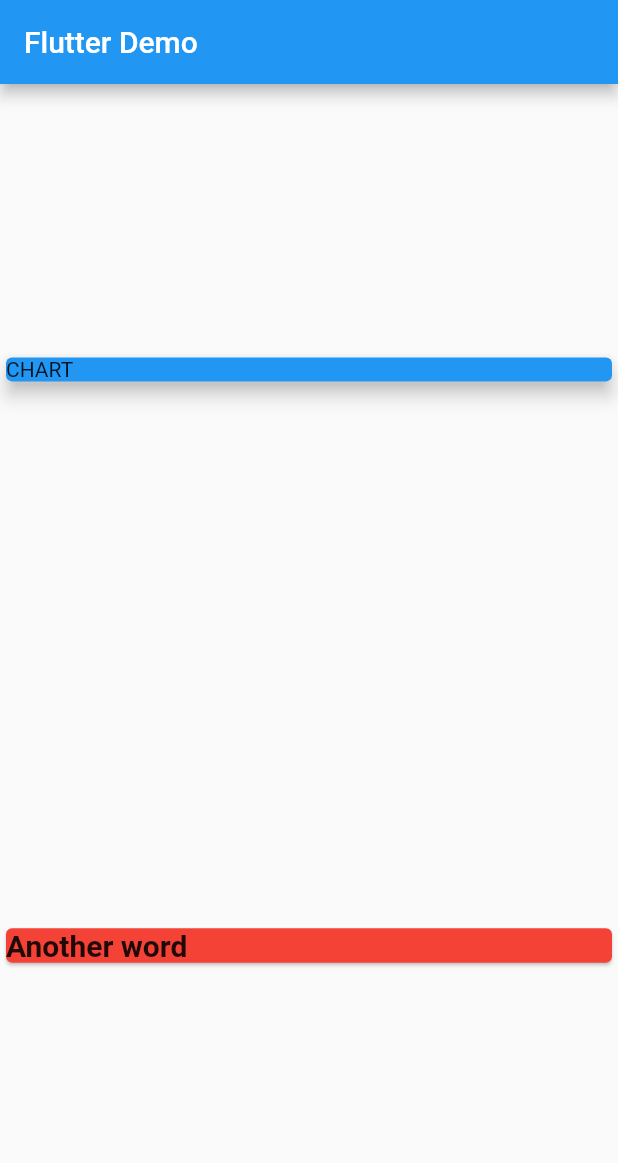
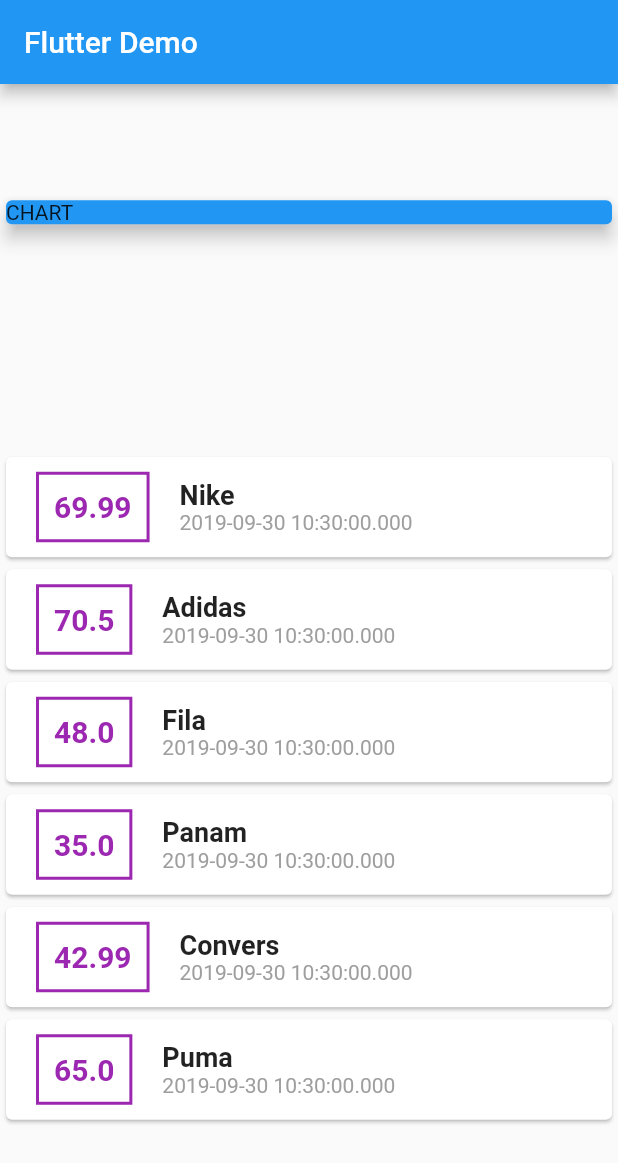
Before and after one commit to rodrigofin7/segundaapp, a Flutter app: the screen it shows after launch, on a phone screen of 412 x 824 dp. Shown: the top 1163 px of the screen. Run offline on Flutter 3.47's test engine with Material 2 defaults, Android fonts, the phone set to English and light mode, and no system bars; Roboto replaces fonts that are missing (Comis Sans).

Commit message:
ya con un poco de estilos

```diff
--- /dev/null
+++ b/lib/Transaction.dart
@@ -0,0 +1,14 @@
+import 'package:flutter/foundation.dart';
+
+class Transaction {
+  final String id;
+  final String tile;
+  final double amount;
+  final DateTime date;
+
+  Transaction({
+    @required this.id,
+    @required this.tile,
+    @required this.amount,
+    @required this.date});
+}
--- a/lib/main.dart
+++ b/lib/main.dart
@@ -1,4 +1,5 @@
 import 'package:flutter/material.dart';
+import './Transaction.dart';
 
 void main() => runApp(MyApp());
 
@@ -17,6 +18,15 @@ class MyApp extends StatelessWidget {
 }
 
 class MyHomePage extends StatelessWidget {
+  final List<Transaction> transactions = [
+    Transaction(id: 't1', tile: 'Nike', amount: 69.99, date: DateTime.now()),
+    Transaction(id: 't2', tile: 'Adidas', amount: 70.50, date: DateTime.now()),
+    Transaction(id: 't3', tile: 'Fila', amount: 48.00, date: DateTime.now()),
+    Transaction(id: 't4', tile: 'Panam', amount: 35.00, date: DateTime.now()),
+    Transaction(id: 't5', tile: 'Convers', amount: 42.99, date: DateTime.now()),
+    Transaction(id: 't6', tile: 'Puma', amount: 65.00, date: DateTime.now()),
+  ];
+
   @override
   Widget build(BuildContext context) {
     return Scaffold(
@@ -30,18 +40,45 @@ class MyHomePage extends StatelessWidget {
               Container(
                 width: double.infinity,
                 child: Card(
-
                   color: Colors.blue,
                   child: Text('CHART'),
                   elevation: 5,
                 ),
-
-            ), Card(
-              color: Colors.red,
-              child: Text('Another word',style: TextStyle(fontWeight: FontWeight.bold, fontSize: 20, fontFamily: 'Comis Sans'),),
+              ),
+              Column(
+                children: transactions.map((tran) {
+                  return Card(
+                      child: Row(
+                    children: <Widget>[
+                      Container(
+                        margin:
+                            EdgeInsets.symmetric(vertical: 10, horizontal: 20),
+                        decoration: BoxDecoration(
+                            border: Border.all(color: Colors.purple, width: 2)),
+                        padding: EdgeInsets.all(10),
+                        child: Text(
+                          tran.amount.toString(),
+                          style: TextStyle(
+                              fontWeight: FontWeight.bold,
+                              fontSize: 20,
+                              color: Colors.purple),
+                        ),
+                      ),
+                      Column(
+                        crossAxisAlignment: CrossAxisAlignment.start,
+                        children: <Widget>[
+                          Text(
+                            tran.tile,
+                            style: TextStyle(
+                                fontSize: 18, fontWeight: FontWeight.bold),
+                          ),
+                          Text(tran.date.toString(),style: TextStyle(color: Colors.grey),)
+                        ],
                       )
-
-          ]
+                    ],
                   ));
+                }).toList(),
+              )
+            ]));
   }
 }
```
Lines whose indentation alone changed are shown as unchanged.
